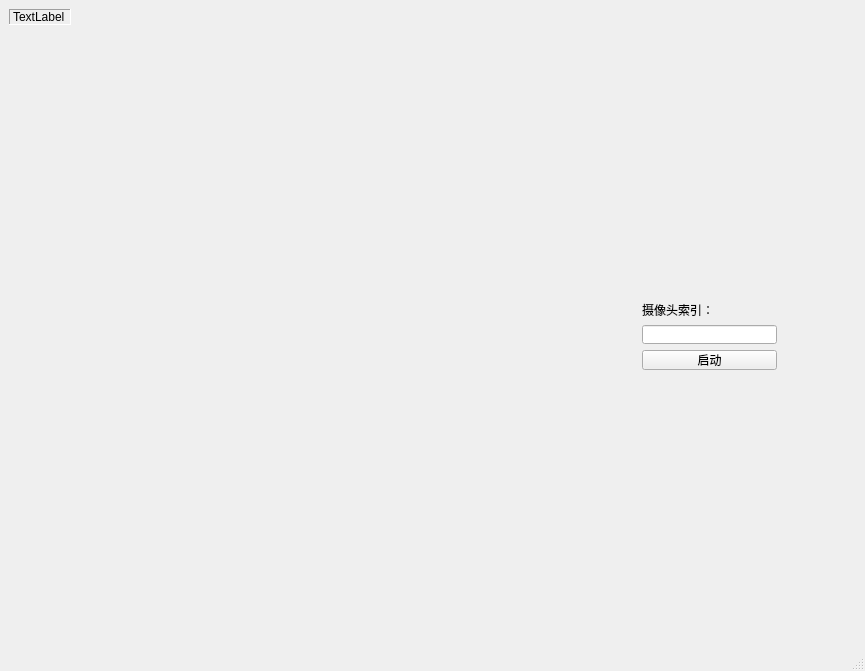
Old version of the form src/ui/main_interface.ui in the repository WanglinLi595/Fatigue_Detection.
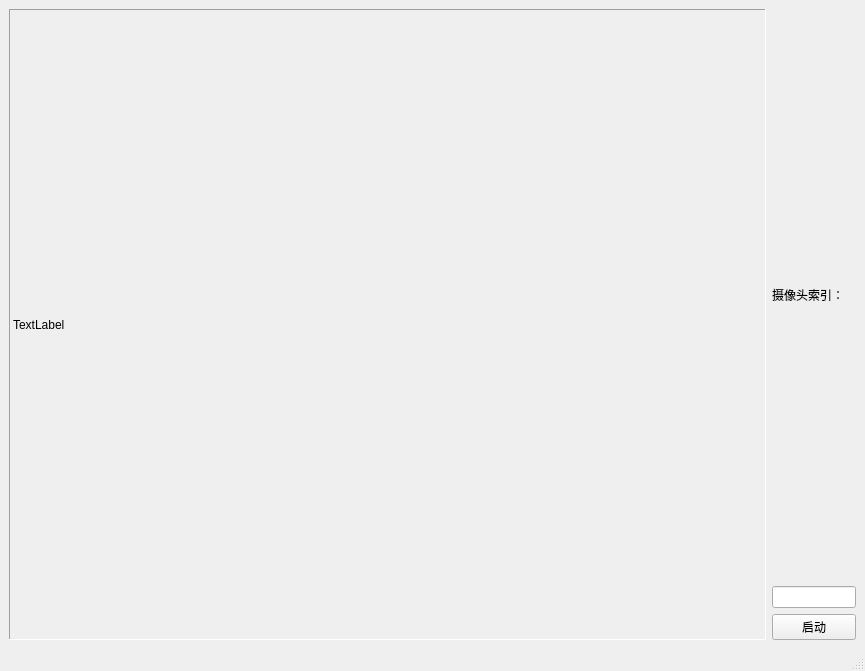
New version of the form.

The edit to the form file:
```diff
--- a/src/ui/main_interface.ui
+++ b/src/ui/main_interface.ui
@@ -14,15 +14,9 @@
    <string>MainWindow</string>
   </property>
   <widget class="QWidget" name="centralwidget">
+   <layout class="QHBoxLayout" name="horizontalLayout" stretch="9,1">
+    <item>
    <widget class="QLabel" name="lb_display">
-    <property name="geometry">
-     <rect>
-      <x>9</x>
-      <y>9</y>
-      <width>62</width>
-      <height>16</height>
-     </rect>
-    </property>
     <property name="frameShape">
      <enum>QFrame::Panel</enum>
     </property>
@@ -33,15 +27,8 @@
      <string>TextLabel</string>
     </property>
    </widget>
-   <widget class="QWidget" name="">
-    <property name="geometry">
-     <rect>
-      <x>642</x>
-      <y>301</y>
-      <width>135</width>
-      <height>69</height>
-     </rect>
-    </property>
+    </item>
+    <item>
     <layout class="QVBoxLayout" name="verticalLayout">
      <item>
       <widget class="QLabel" name="label">
@@ -61,7 +48,8 @@
       </widget>
      </item>
     </layout>
-   </widget>
+    </item>
+   </layout>
   </widget>
   <widget class="QMenuBar" name="menubar">
    <property name="geometry">
```
Lines whose indentation alone changed are shown as unchanged.
